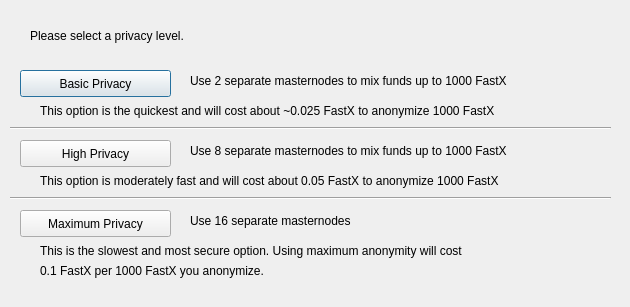
Before: the Qt Designer form src/qt/forms/darksendconfig.ui in TransFastCore/fastx, drawn with Qt 5.
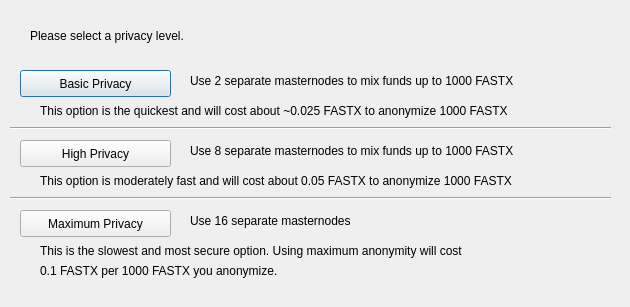
After: the same form once the commit is applied.

Diff of the .ui file:
```diff
--- a/src/qt/forms/darksendconfig.ui
+++ b/src/qt/forms/darksendconfig.ui
@@ -75,7 +75,7 @@
     </rect>
    </property>
    <property name="text">
-    <string>Use 2 separate masternodes to mix funds up to 1000 FastX</string>
+    <string>Use 2 separate masternodes to mix funds up to 1000 FASTX</string>
    </property>
   </widget>
   <widget class="QLabel" name="label_3">
@@ -88,7 +88,7 @@
     </rect>
    </property>
    <property name="text">
-    <string>Use 8 separate masternodes to mix funds up to 1000 FastX</string>
+    <string>Use 8 separate masternodes to mix funds up to 1000 FASTX</string>
    </property>
   </widget>
   <widget class="QLabel" name="label_4">
@@ -114,7 +114,7 @@
     </rect>
    </property>
    <property name="text">
-    <string>This option is the quickest and will cost about ~0.025 FastX to anonymize 1000 FastX</string>
+    <string>This option is the quickest and will cost about ~0.025 FASTX to anonymize 1000 FASTX</string>
    </property>
   </widget>
   <widget class="QLabel" name="label_7">
@@ -127,7 +127,7 @@
     </rect>
    </property>
    <property name="text">
-    <string>This option is moderately fast and will cost about 0.05 FastX to anonymize 1000 FastX</string>
+    <string>This option is moderately fast and will cost about 0.05 FASTX to anonymize 1000 FASTX</string>
    </property>
   </widget>
   <widget class="QLabel" name="label_8">
@@ -153,7 +153,7 @@
     </rect>
    </property>
    <property name="text">
-    <string>0.1 FastX per 1000 FastX you anonymize.</string>
+    <string>0.1 FASTX per 1000 FASTX you anonymize.</string>
    </property>
   </widget>
   <widget class="Line" name="line">
```
